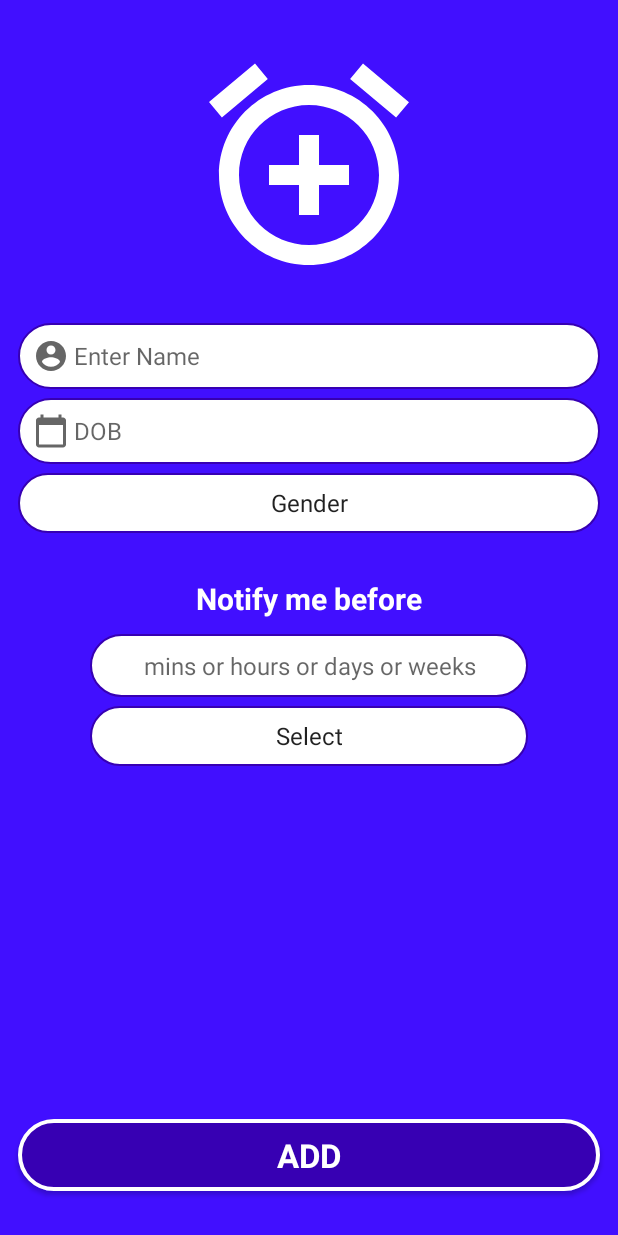
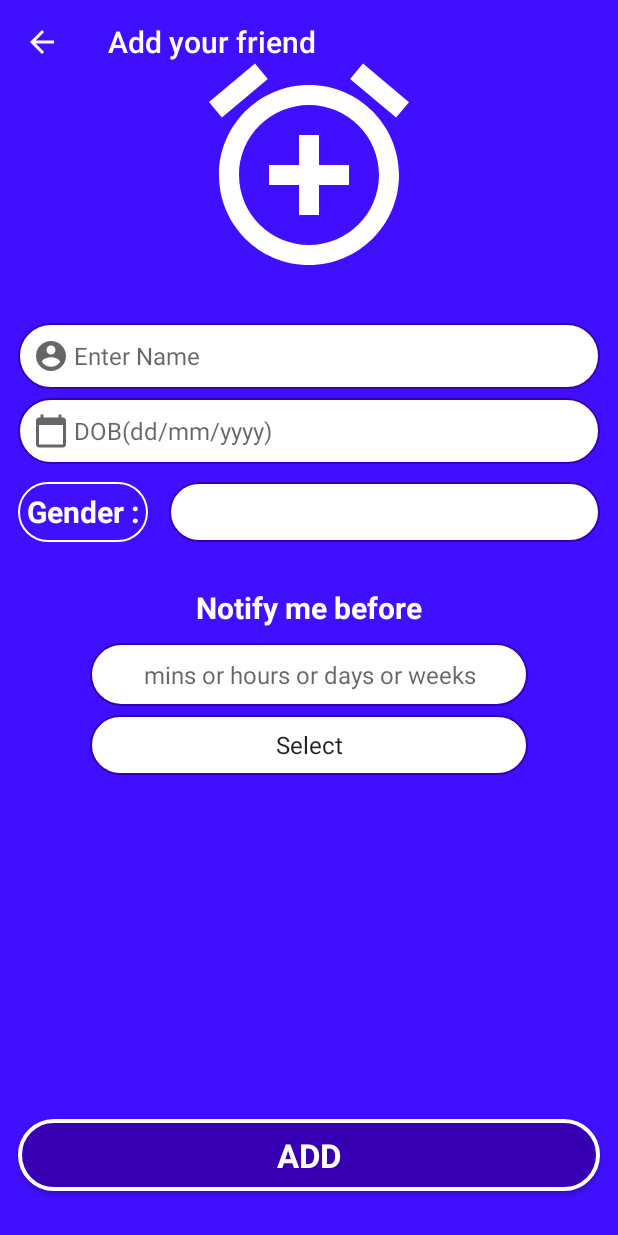
Before and after one commit to Abhinraj-ss/Birthday_Remainder, an Android app: the AddNewActivity screen opened directly, with no data from a screen before it, on a phone screen of 412 x 824 dp. Run offline under Robolectric (Android 15) with nearby library versions, the phone set to English and light mode, and no system bars; 1 statement that could not run was skipped.

Commit message:
added feautues to AddNewActivity.kt

```diff
--- a/app/src/main/java/com/abhinraj/birthdayremainder/AddNewActivity.kt
+++ b/app/src/main/java/com/abhinraj/birthdayremainder/AddNewActivity.kt
@@ -1,55 +1,99 @@
 package com.abhinraj.birthdayremainder
 
+import android.annotation.SuppressLint
+import android.app.DatePickerDialog
+import android.content.Intent
 import android.os.Bundle
+import android.text.InputType
 import android.view.View
-import android.widget.AdapterView
-import android.widget.ArrayAdapter
-import android.widget.Spinner
-import android.widget.Toast
+import android.widget.*
 import androidx.appcompat.app.AppCompatActivity
+import androidx.appcompat.widget.Toolbar
+import java.util.*
+import kotlin.properties.Delegates
 
 
 class AddNewActivity : AppCompatActivity() {
-    val spGender: Spinner = findViewById(R.id.spGender)
-    val spTime: Spinner = findViewById(R.id.spTime)
+    /*val spGender: Spinner = findViewById(R.id.spGender)
+    val spTime: Spinner = findViewById(R.id.spTime)*/
+    lateinit var toolbar: Toolbar
+    lateinit var etName:EditText
+    lateinit var etDob : EditText
+    lateinit var picker: DatePickerDialog
+    lateinit var btnAdd:Button
+    private var day by Delegates.notNull<Int>()
+    var month by Delegates.notNull<Int>()
+    var year by Delegates.notNull<Int>()
 
+
+    @SuppressLint("SetTextI18n")
     override fun onCreate(savedInstanceState: Bundle?) {
         super.onCreate(savedInstanceState)
         setContentView(R.layout.activity_add_new)
-        // Create an ArrayAdapter using the string array and a default spinner layout
-        ArrayAdapter.createFromResource(
-            this,
-            R.array.gender,
-            android.R.layout.simple_spinner_item
-        ).also { adapter ->
-            // Specify the layout to use when the list of choices appears
-            adapter.setDropDownViewResource(android.R.layout.simple_spinner_dropdown_item)
-            // Apply the adapter to the spinner
-            spGender.adapter = adapter
-        }
 
-        // Create an ArrayAdapter using the string array and a default spinner layout
-        ArrayAdapter.createFromResource(
-            this,
-            R.array.time_array,
-            android.R.layout.simple_spinner_item
-        ).also { adapter ->
-            // Specify the layout to use when the list of choices appears
-            adapter.setDropDownViewResource(android.R.layout.simple_spinner_dropdown_item)
-            // Apply the adapter to the spinner
-            spTime.adapter = adapter
+        toolbar = findViewById(R.id.toolbar)
+        setSupportActionBar(toolbar)
+        supportActionBar?.title = "Add your friend"
+        supportActionBar?.setHomeButtonEnabled(true)
+        supportActionBar?.setDisplayHomeAsUpEnabled(true)
+
+        etName=findViewById(R.id.etName)
+        etDob=findViewById(R.id.etDob)
+        etDob.inputType = InputType.TYPE_NULL
+        btnAdd=findViewById(R.id.btnAdd)
+
+
+        etDob.setOnClickListener(View.OnClickListener {
+
+            val cldr: Calendar = Calendar.getInstance()
+            day = cldr.get(Calendar.DAY_OF_MONTH)
+            month = cldr.get(Calendar.MONTH)
+            year = cldr.get(Calendar.YEAR)
+            // date picker dialog
+            picker = DatePickerDialog(
+                this,
+                { view, year, monthOfYear, dayOfMonth -> etDob.setText(dayOfMonth.toString() + "/" + (monthOfYear + 1) + "/" + year) },
+                year,
+                month,
+                day
+            )
+            picker.show()
+
+        })
+        Toast.makeText(
+            this@AddNewActivity,
+            "\"Selected Date: \" ${etDob.getText()}",
+            Toast.LENGTH_SHORT
+        ).show()
+
+
+        val spGender = findViewById<View>(R.id.spGender) as Spinner
+        val adapter: ArrayAdapter<String> =
+            ArrayAdapter<String>(this@AddNewActivity, android.R.layout.simple_spinner_item)
+        adapter.setDropDownViewResource(android.R.layout.simple_spinner_dropdown_item)
+        spGender.adapter = adapter
+        spGender.setOnItemSelectedListener(this)
+
+
+
+        btnAdd.setOnClickListener {
+
+
+            val intent = Intent(this, MainActivity::class.java)
+            startActivity(intent)
+            finish()
         }
     }
 
+    fun onItemSelected(arg0: AdapterView<*>?, arg1: View?, position: Int, id: Long) {
+        Toast.makeText(
+            applicationContext,
+            "Selected User: " + users.get(position),
+            Toast.LENGTH_SHORT
+        ).show()
+    }
 
-    fun onItemSelected(parent: AdapterView<*>, view: View?, position: Int, id: Long) {
-        val selectedItemText = parent.getItemAtPosition(position) as String
-        // If user change the default selection
-        // First item is disable and it is used for hint
-        if (position > 0) {
-            // Notify the selected item text
-            Toast.makeText(applicationContext, "Selected : $selectedItemText", Toast.LENGTH_SHORT)
-                .show()
-        }
+    fun onNothingSelected(arg0: AdapterView<*>?) {
+        // TODO - Custom Code
     }
 }
--- a/app/src/main/java/com/abhinraj/birthdayremainder/ui/home/HomeFragment.kt
+++ b/app/src/main/java/com/abhinraj/birthdayremainder/ui/home/HomeFragment.kt
@@ -39,6 +39,7 @@ class HomeFragment : Fragment() {
         progressBar = root?.findViewById(R.id.progressBar) as ProgressBar
         rlLoading = root.findViewById(R.id.rlLoading) as RelativeLayout
         rlLoading.visibility = View.VISIBLE
+        progressBar.visibility = View.INVISIBLE
         recyclerHome= root.findViewById(R.id.recycler_home)
         layoutManager= LinearLayoutManager(activity)
         recyclerAdapter= HomeRecyclerAdapter(activity as Context,list)
--- /dev/null
+++ b/app/src/main/res/drawable/wyt_border.xml
@@ -0,0 +1,9 @@
+<?xml version="1.0" encoding="utf-8"?>
+
+<shape xmlns:android="http://schemas.android.com/apk/res/android"
+    android:shape="rectangle">
+    <stroke android:width="1dp"
+        android:color="@color/white" />
+    <corners
+        android:radius="50dp"/>
+</shape>
--- a/app/src/main/res/layout/activity_add_new.xml
+++ b/app/src/main/res/layout/activity_add_new.xml
@@ -1,6 +1,6 @@
 <?xml version="1.0" encoding="utf-8"?>
 <RelativeLayout xmlns:android="http://schemas.android.com/apk/res/android"
-    xmlns:app="http://schemas.android.com/apk/res-auto"
+    android:id="@+id/rlAdd"
     xmlns:tools="http://schemas.android.com/tools"
     android:layout_width="match_parent"
     android:layout_height="match_parent"
@@ -15,6 +15,9 @@
             android:layout_height="match_parent"
             android:id="@+id/rlRegister"
             android:background="@color/colorPrimary">
+            <include
+                android:id="@+id/toolbar"
+                layout="@layout/toolbar"/>
             <ImageView
                 android:id="@+id/imgAlarm"
                 android:layout_width="160dp"
@@ -53,26 +56,47 @@
                 android:drawableStart="@drawable/ic_calendar"
                 android:drawablePadding="3dp"
                 android:maxLines="1"
+                android:ems="10"
                 android:hint="@string/dob"
                 android:inputType="datetime"
                 android:padding="10dip"
                 android:singleLine="true"
                 android:textColor="@android:color/black"
                 android:textSize="16sp"/>
-            <Spinner
+            <RelativeLayout
                 android:layout_width="match_parent"
-                android:layout_height="40dp"
-                android:id="@+id/spGender"
-                android:layout_below="@+id/etDob"
-                android:entries="@array/gender"
-                android:textAlignment="center"
+                android:layout_height="wrap_content"
+                android:id="@+id/rlGender"
+                android:layout_below="@id/etDob"
                 android:layout_marginLeft="12dip"
                 android:layout_marginTop="6dip"
                 android:layout_marginRight="12dip"
-                android:background="@drawable/_edit_text"
-                android:layout_gravity="center_horizontal" />
+                android:layout_centerHorizontal="true">
+                <TextView
+                    android:id="@+id/txtGender"
+                    android:layout_width="wrap_content"
+                    android:layout_height="40dp"
+                    android:text="@string/gender"
+                    android:textSize="20sp"
+                    android:textStyle="bold"
+                    android:layout_marginEnd="4dp"
+                    android:background="@drawable/wyt_border"
+                    android:textColor="@color/white"
+                    android:layout_marginTop="6dp"
+                    android:padding="6dp"/>
+                <Spinner
+                    android:layout_width="match_parent"
+                    android:layout_height="40dp"
+                    android:id="@+id/spGender"
+                    android:entries="@array/gender"
+                    android:layout_marginStart="10dp"
+                    android:textAlignment="center"
+                    android:layout_toRightOf="@id/txtGender"
+                    android:layout_marginTop="6dip"
+                    android:background="@drawable/_edit_text"/>
+            </RelativeLayout>
             <TextView
-                android:layout_below="@id/spGender"
+                android:layout_below="@id/rlGender"
                 android:id="@+id/txtNotify"
                 android:layout_width="wrap_content"
                 android:layout_height="wrap_content"
@@ -118,7 +142,7 @@
     </RelativeLayout>
 
         <Button
-            android:id="@+id/btnRegister"
+            android:id="@+id/btnAdd"
             android:layout_width="match_parent"
             android:layout_height="wrap_content"
             android:layout_centerHorizontal="true"
--- /dev/null
+++ b/app/src/main/res/layout/toolbar.xml
@@ -0,0 +1,11 @@
+<?xml version="1.0" encoding="utf-8"?>
+<androidx.appcompat.widget.Toolbar
+    xmlns:android="http://schemas.android.com/apk/res/android"
+    xmlns:local="http://schemas.android.com/apk/res-auto"
+    android:id="@+id/toolbar"
+    android:layout_width="match_parent"
+    android:layout_height="wrap_content"
+    android:background="?attr/colorPrimary"
+    android:minHeight="?attr/actionBarSize"
+    local:popupTheme="@style/ThemeOverlay.AppCompat.Light"
+    local:theme="@style/ThemeOverlay.AppCompat.Dark.ActionBar"/>
--- a/app/src/main/res/values/strings.xml
+++ b/app/src/main/res/values/strings.xml
@@ -44,9 +44,10 @@
     <string name="tab_text_2">Tab 2</string>
     <string name="enter_name">Enter Name</string>
     <string name="add">ADD</string>
-    <string name="dob">DOB</string>
+    <string name="dob">DOB(dd/mm/yyyy)</string>
     <string name="mins_or_hours_or_days_or_weeks">mins or hours or days or weeks</string>
     <string name="notify_me_before">Notify me before</string>
+    <string name="gender">Gender :</string>
     <string-array name="time_array">
         <item>Select</item>
         <item>Minutes</item>
@@ -55,7 +56,7 @@
         <item>Weeks</item>
     </string-array>
     <string-array name="gender">
-        <item>Gender</item>
+        <item>Select</item>
         <item>Male</item>
         <item>Female</item>
     </string-array>
--- a/gradle.properties
+++ b/gradle.properties
@@ -6,7 +6,7 @@
 # http://www.gradle.org/docs/current/userguide/build_environment.html
 # Specifies the JVM arguments used for the daemon process.
 # The setting is particularly useful for tweaking memory settings.
-org.gradle.jvmargs=-Xmx512m
+org.gradle.jvmargs=-Xmx1024m
 # When configured, Gradle will run in incubating parallel mode.
 # This option should only be used with decoupled projects. More details, visit
 # http://www.gradle.org/docs/current/userguide/multi_project_builds.html#sec:decoupled_projects
```
